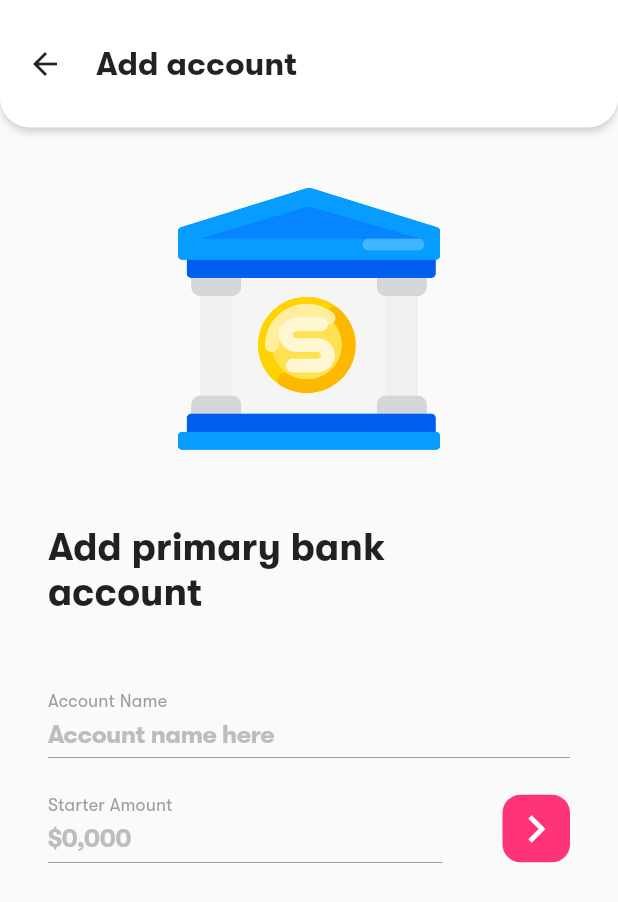
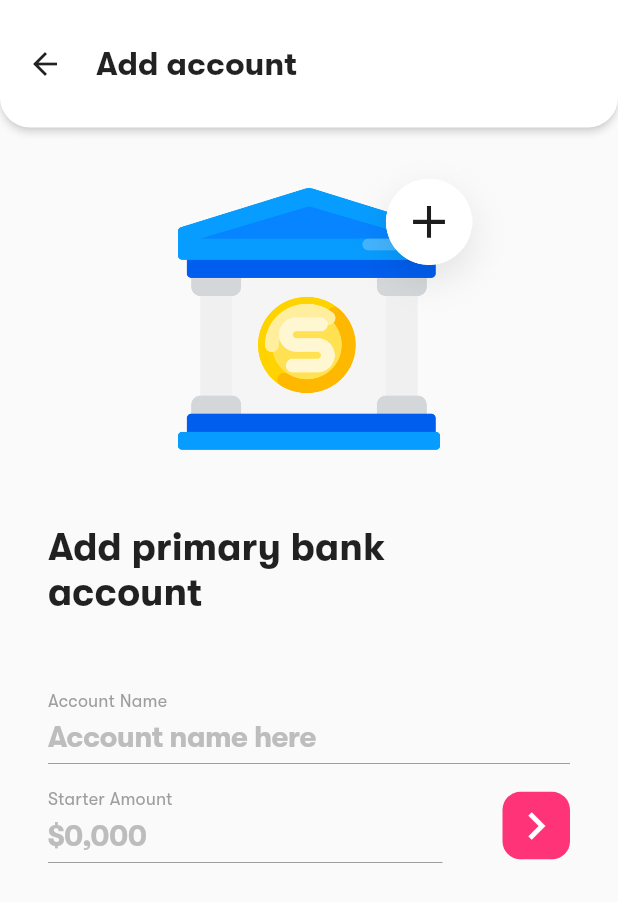
Before and after one commit to fluttertraining/Life-Monitor, a Flutter app: the AddBankScreen screen opened by its route, on a phone screen of 412 x 824 dp. Shown: the top 902 px of the screen. Run offline on Flutter 3.47's test engine with Material 2 defaults, Android fonts, the phone set to English and light mode, and no system bars; missing offline and left inert: keyboard_visibility.

Commit message:
comment code

```diff
--- a/lib/screens/add_bank.dart
+++ b/lib/screens/add_bank.dart
@@ -1,12 +1,32 @@
 import 'package:flutter/material.dart';
+import 'package:keyboard_visibility/keyboard_visibility.dart';
 
 import 'package:budget_planner/widgets/custom_textfield.dart';
 import 'package:budget_planner/widgets/custom_form.dart';
 import 'package:budget_planner/widgets/rounded_appbar.dart';
 import 'package:budget_planner/widgets/zoom_in_out_image.dart';
-import 'package:flutter/services.dart';
 
-class AddBankScreen extends StatelessWidget {
+class AddBankScreen extends StatefulWidget {
+  @override
+  _AddBankScreenState createState() => _AddBankScreenState();
+}
+
+class _AddBankScreenState extends State<AddBankScreen> {
+  bool _isKeyboardOpen = false;
+
+  @override
+  void initState() {
+    super.initState();
+
+    KeyboardVisibilityNotification().addNewListener(
+      onChange: (bool visible) {
+        setState(() {
+          _isKeyboardOpen = visible;
+        });
+      },
+    );
+  }
+
   @override
   Widget build(BuildContext context) {
     return Scaffold(
@@ -19,12 +39,12 @@ class AddBankScreen extends StatelessWidget {
           new _AppBar(),
           Expanded(
             child: Container(
-              padding: EdgeInsets.symmetric(horizontal: 32),
+              padding: EdgeInsets.only(left: 32, right: 32),
               child: ListView(
                 children: <Widget>[
                   ZoomInOutImage(
-                    assetName: 'assets/images/bank.png',
                     height: 175,
+                    child: new _AddBankImage(isKeyboardOpen: _isKeyboardOpen),
                   ),
                   Container(
                     margin: EdgeInsets.only(top: 50, bottom: 50),
@@ -41,6 +61,42 @@ class AddBankScreen extends StatelessWidget {
           )
         ],
       ),
+    );
+  }
+}
+
+class _AddBankImage extends StatelessWidget {
+  const _AddBankImage({
+    Key key,
+    @required bool isKeyboardOpen,
+  })  : _isKeyboardOpen = isKeyboardOpen,
+        super(key: key);
+
+  final bool _isKeyboardOpen;
+
+  @override
+  Widget build(BuildContext context) {
+    return Stack(
+      overflow: Overflow.visible,
+      children: <Widget>[
+        Image.asset(
+          'assets/images/bank.png',
+          height: 200,
+          filterQuality: FilterQuality.high,
+        ),
+        AnimatedPositioned(
+          duration: Duration(milliseconds: 500),
+          curve: Curves.easeInOutExpo,
+          top: _isKeyboardOpen ? -10 : -25,
+          right: _isKeyboardOpen ? -25 : -50,
+          child: Image.asset(
+            'assets/images/add_circle.png',
+            height: _isKeyboardOpen ? 50 : 115,
+            width: _isKeyboardOpen ? 50 : 115,
+            filterQuality: FilterQuality.high,
+          ),
+        )
+      ],
     );
   }
 }
@@ -88,7 +144,7 @@ class _AppBar extends StatelessWidget {
             children: <Widget>[
               IconButton(
                 icon: Icon(Icons.arrow_back),
-                onPressed: () {},
+                onPressed: () => Navigator.of(context).pop(),
               ),
               SizedBox(width: 10),
               Text(
--- a/lib/widgets/auth_container.dart
+++ b/lib/widgets/auth_container.dart
@@ -1,15 +1,12 @@
 import 'package:flutter/cupertino.dart';
 import 'package:flutter/material.dart';
-
 
 import 'package:budget_planner/widgets/rounded_appbar.dart';
 import 'package:budget_planner/widgets/zoom_in_out_image.dart';
 
 class AuthContainer extends StatefulWidget {
-  final Widget child;
-  final bool isLogin;
-  final Function onTapHeaderAction;
-
+  /// A widget that wraps the [LoginScreen] and [RegisterScreen]
+  /// The [child] usually contains the text and form elements
   AuthContainer({
     Key key,
     @required this.child,
@@ -17,12 +14,21 @@ class AuthContainer extends StatefulWidget {
     this.isLogin = false,
   });
 
+  /// Should have a list of [CustomTextField] with a wrapper component such as
+  /// a [SizedBox] or [Container]
+  final Widget child;
+
+  /// Determines the if the facebook button and header
+  /// should say signup / sign in
+  final bool isLogin;
+
+  final Function onTapHeaderAction;
+
   @override
   _AuthContainerState createState() => _AuthContainerState();
 }
 
 class _AuthContainerState extends State<AuthContainer> {
-
   @override
   Widget build(BuildContext context) {
     return Scaffold(
@@ -58,7 +64,8 @@ class _AuthContainerState extends State<AuthContainer> {
               padding: EdgeInsets.symmetric(horizontal: 28),
               child: ListView(
                 children: <Widget>[
-                  new ZoomInOutImage(assetName: 'assets/images/using_phone.png'),
+                  new ZoomInOutImage(
+                      assetName: 'assets/images/using_phone.png'),
                   SizedBox(height: 40),
                   widget.child,
                   Container(
--- a/lib/widgets/custom_form.dart
+++ b/lib/widgets/custom_form.dart
@@ -1,14 +1,17 @@
 import 'package:flutter/material.dart';
 
 class CustomForm extends StatelessWidget {
-  final List<Widget> textFields;
-  final Function onPressed;
-
+  /// A widget that transforms a list of renders the list
+  /// of [textFields] but the last textField gets wrapped in a
+  /// a row with a button
   CustomForm({
     Key key,
     @required this.textFields,
     @required this.onPressed,
   }) : super(key: key);
+
+  final List<Widget> textFields;
+  final Function onPressed;
 
   @override
   Widget build(BuildContext context) {
--- a/lib/widgets/custom_textfield.dart
+++ b/lib/widgets/custom_textfield.dart
@@ -2,11 +2,6 @@ import 'package:flutter/material.dart';
 import 'package:flutter/cupertino.dart';
 
 class CustomTextField extends StatelessWidget {
-  final String placeholder;
-  final String label;
-  final bool password;
-  final TextInputType keyboardType;
-
   const CustomTextField({
     Key key,
     @required this.placeholder,
@@ -14,6 +9,11 @@ class CustomTextField extends StatelessWidget {
     this.password = false,
     this.keyboardType,
   }) : super(key: key);
+
+  final String placeholder;
+  final String label;
+  final bool password;
+  final TextInputType keyboardType;
 
   @override
   Widget build(BuildContext context) {
@@ -46,7 +46,11 @@ class CustomTextField extends StatelessWidget {
               fontWeight: FontWeight.w700,
               color: Colors.grey[400],
             ),
-            style: TextStyle(fontFamily: 'GT-Walshiem-Pro'),
+            style: TextStyle(
+              fontFamily: 'GT-Walshiem-Pro',
+              fontSize: 20,
+              fontWeight: FontWeight.bold,
+            ),
             obscureText: this.password,
             keyboardType: this.keyboardType,
           ),
--- a/lib/widgets/zoom_in_out_image.dart
+++ b/lib/widgets/zoom_in_out_image.dart
@@ -2,16 +2,20 @@ import 'package:flutter/cupertino.dart';
 import 'package:keyboard_visibility/keyboard_visibility.dart';
 
 class ZoomInOutImage extends StatefulWidget {
+  /// Takes an image and changes the size depending on the
+  /// keyboard state
+  const ZoomInOutImage({
+    Key key,
+    this.assetName,
+    this.child,
+    this.height,
+    this.width,
+  }) : super(key: key);
+
   final String assetName;
   final double height;
   final double width;
-
-  const ZoomInOutImage({
-    Key key,
-    @required this.assetName,
-    this.height,
-    this.width,
-  }) : super(key: key);
+  final Widget child;
 
   @override
   _ZoomInOutImageState createState() => _ZoomInOutImageState();
@@ -23,6 +27,10 @@ class _ZoomInOutImageState extends State<ZoomInOutImage> {
   @override
   void initState() {
     super.initState();
+
+    if (widget.assetName != null && widget.child != null) {
+      throw "[assetName] and [child] cannot coexist!";
+    }
 
     KeyboardVisibilityNotification().addNewListener(
       onChange: (bool visible) {
@@ -54,13 +62,15 @@ class _ZoomInOutImageState extends State<ZoomInOutImage> {
       curve: Curves.easeInOutExpo,
       duration: Duration(milliseconds: 500),
       alignment: _isKeyboardOpen ? Alignment.centerLeft : Alignment.center,
-      margin: EdgeInsets.only(top: 40),
+      margin: EdgeInsets.only(top: _isKeyboardOpen ? 75 : 40),
       height: _isKeyboardOpen ? 75 : _height,
       width: _isKeyboardOpen ? _width : 100,
-      child: Image.asset(
-        widget.assetName,
-        filterQuality: FilterQuality.high,
-      ),
+      child: widget.child == null
+          ? Image.asset(
+              widget.assetName,
+              filterQuality: FilterQuality.high,
+            )
+          : widget.child,
     );
   }
 }
```
Also changed, not shown: assets/images/add_circle.png (added).
